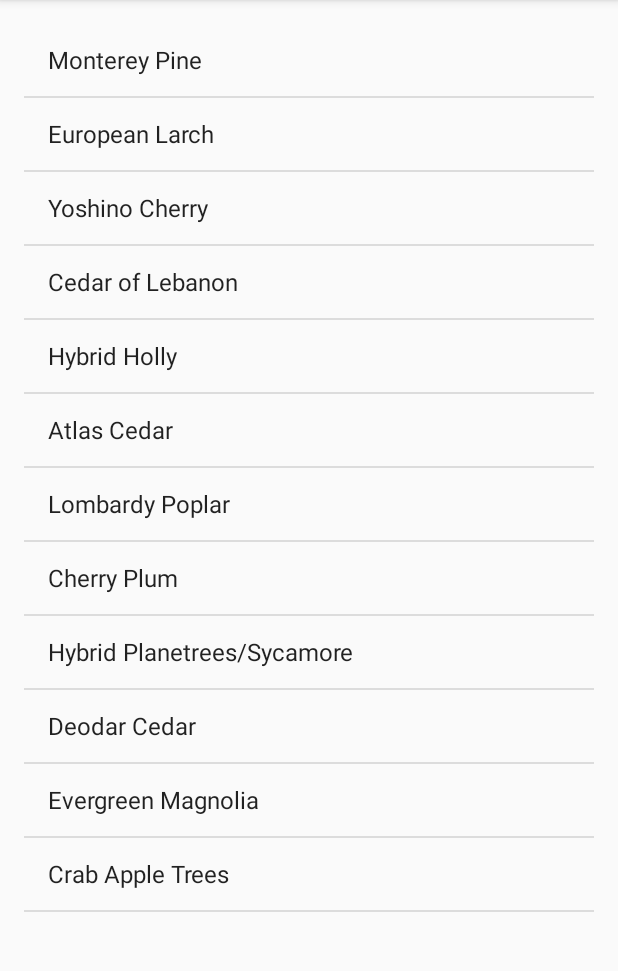
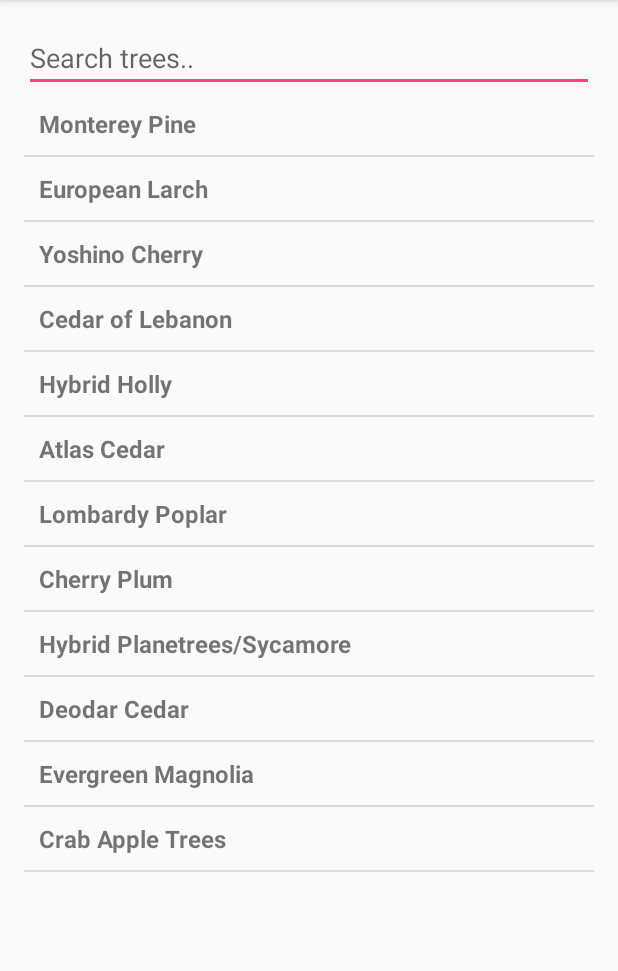
Before and after one commit to omar2112/fbtreetourapp, an Android app: the TreeinfoActivity screen opened directly, with no data from a screen before it, on a phone screen of 412 x 824 dp, the part 84-1055 px from its top. Run offline under Robolectric (Android 15) with nearby library versions, the phone set to English and light mode, and no system bars.

Commit message:
Search and other stuff. Please work....?

```diff
--- a/app/src/main/AndroidManifest.xml
+++ b/app/src/main/AndroidManifest.xml
@@ -39,7 +39,9 @@
                 <category android:name="android.intent.category.LAUNCHER" />
             </intent-filter>
         </activity>
-        <activity android:name=".TreeinfoActivity" />
+        <activity
+            android:name=".TreeinfoActivity"
+            android:windowSoftInputMode="stateHidden" />
         <activity android:name=".AboutActivity" />
         <!--
              The API key for Google Maps-based APIs is defined as a string resource.
--- a/app/src/main/java/com/example/bluefox/listtest1/TreeinfoActivity.java
+++ b/app/src/main/java/com/example/bluefox/listtest1/TreeinfoActivity.java
@@ -3,16 +3,26 @@ package com.example.bluefox.listtest1;
 import android.content.Context;
 import android.os.Bundle;
 import android.content.Intent;
+import android.text.Editable;
+import android.text.TextWatcher;
 import android.view.Gravity;
 import android.view.LayoutInflater;
 import android.view.View;
 import android.widget.AdapterView;
 import android.widget.ArrayAdapter;
+import android.widget.EditText;
 import android.widget.ListView;
 import android.widget.Toast;
 
+import java.util.ArrayList;
+import java.util.HashMap;
+
 public class TreeinfoActivity extends MainActivity {
-    ListView theListView;
+
+    private ListView theListView;
+    ArrayAdapter<String> adapter;
+    EditText inputSearch;
+    ArrayList<HashMap<String, String>> treeList;
 
     @Override
     protected void onCreate(Bundle savedInstanceState) {
@@ -24,11 +34,13 @@ public class TreeinfoActivity extends MainActivity {
 
 
         theListView = (ListView) findViewById(R.id.theListView);
+        inputSearch = (EditText) findViewById(R.id.inputSearch);
+
         String[] treeDir = new String[] {"Monterey Pine", "European Larch", "Yoshino Cherry", "Cedar of Lebanon",
                 "Hybrid Holly", "Atlas Cedar", "Lombardy Poplar", "Cherry Plum", "Hybrid Planetrees/Sycamore",
                 "Deodar Cedar", "Evergreen Magnolia", "Crab Apple Trees"};
 
-        ArrayAdapter<String> adapter = new ArrayAdapter<String> (this, android.R.layout.simple_list_item_1, android.R.id.text1, treeDir);
+        adapter = new ArrayAdapter<String> (this, R.layout.list_item, R.id.product_name, treeDir);
         theListView.setAdapter(adapter);
         theListView.setOnItemClickListener(new AdapterView.OnItemClickListener() {
             @Override
@@ -40,6 +52,32 @@ public class TreeinfoActivity extends MainActivity {
                 startActivity(nextActivity);
             }
         });
+
+        /**
+         * Enabling Search Filter
+         * */
+        inputSearch.addTextChangedListener(new TextWatcher() {
+
+            @Override
+            public void onTextChanged(CharSequence cs, int arg1, int arg2, int arg3) {
+                // When user changed the Text
+                TreeinfoActivity.this.adapter.getFilter().filter(cs);
+            }
+
+            @Override
+            public void beforeTextChanged(CharSequence arg0, int arg1, int arg2,
+                                          int arg3) {
+                // TODO Auto-generated method stub
+
+            }
+
+            @Override
+            public void afterTextChanged(Editable arg0) {
+                // TODO Auto-generated method stub
+            }
+        });
+
+
     }
 
 /*                    ListAdapter theAdapter = new ArrayAdapter<String>(this, android.R.layout.simple_list_item_1, treeDir);
--- a/app/src/main/res/layout/activity_treeinfo.xml
+++ b/app/src/main/res/layout/activity_treeinfo.xml
@@ -11,9 +11,17 @@
     android:paddingTop="@dimen/activity_vertical_margin"
     tools:context="com.example.bluefox.listtest1.TreeinfoActivity">
 
+    <!-- Editext for Search -->
+    <EditText android:id="@+id/inputSearch"
+        android:layout_width="fill_parent"
+        android:layout_height="wrap_content"
+        android:hint="Search trees.."
+        android:inputType="textVisiblePassword"/>
+
     <ListView
         android:layout_width="match_parent"
         android:layout_height="match_parent"
-        android:id="@+id/theListView"></ListView>
+        android:id="@+id/theListView"
+        android:layout_below="@+id/inputSearch"></ListView>
 
 </RelativeLayout>
--- /dev/null
+++ b/app/src/main/res/layout/list_item.xml
@@ -0,0 +1,17 @@
+<?xml version="1.0" encoding="utf-8"?>
+<LinearLayout xmlns:android="http://schemas.android.com/apk/res/android"
+    android:layout_width="match_parent"
+    android:layout_height="match_parent"
+    android:orientation="vertical" >
+
+    <!-- Single ListItem -->
+
+    <!-- Product Name -->
+    <TextView android:id="@+id/product_name"
+        android:layout_width="fill_parent"
+        android:layout_height="wrap_content"
+        android:padding="10dip"
+        android:textSize="16dip"
+        android:textStyle="bold"/>
+
+</LinearLayout>
```
Also changed, not shown: app/src/main/java/com/example/bluefox/listtest1/SearchInDirectory.java (added, +83 -0 lines), app/src/main/res/layout/activity_custom_tour.xml (+5 -5 lines), 2 other files.
